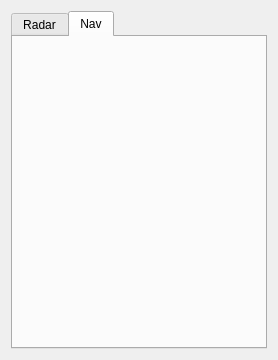
The window that RadarCoastal/dialogconnections.ui (MiftahSalam/RadarCoastal) describes before a commit, drawn with Qt 5.
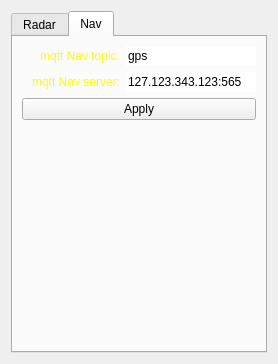
The same window after the commit. The open tabs and pages were chosen to show the change.

The edit to the form file:
```diff
--- a/RadarCoastal/dialogconnections.ui
+++ b/RadarCoastal/dialogconnections.ui
@@ -7,7 +7,7 @@
     <x>0</x>
     <y>0</y>
     <width>278</width>
-    <height>360</height>
+    <height>364</height>
    </rect>
   </property>
   <property name="sizePolicy">
@@ -367,6 +367,109 @@
       <attribute name="title">
        <string>Nav</string>
       </attribute>
+      <layout class="QVBoxLayout" name="verticalLayout_2">
+       <item>
+        <layout class="QHBoxLayout" name="horizontalLayout_9">
+         <item>
+          <widget class="QLabel" name="label_15">
+           <property name="styleSheet">
+            <string notr="true">color: rgb(255, 255, 0);</string>
+           </property>
+           <property name="text">
+            <string>mqtt Nav topic:</string>
+           </property>
+           <property name="alignment">
+            <set>Qt::AlignRight|Qt::AlignTrailing|Qt::AlignVCenter</set>
+           </property>
+          </widget>
+         </item>
+         <item>
+          <widget class="QLineEdit" name="lineEditNavMqttTopic">
+           <property name="maximumSize">
+            <size>
+             <width>130</width>
+             <height>16777215</height>
+            </size>
+           </property>
+           <property name="text">
+            <string>gps</string>
+           </property>
+           <property name="maxLength">
+            <number>100</number>
+           </property>
+           <property name="frame">
+            <bool>false</bool>
+           </property>
+          </widget>
+         </item>
+        </layout>
+       </item>
+       <item>
+        <layout class="QHBoxLayout" name="horizontalLayout_10">
+         <item>
+          <widget class="QLabel" name="label_14">
+           <property name="styleSheet">
+            <string notr="true">color: rgb(255, 255, 0);</string>
+           </property>
+           <property name="text">
+            <string>mqtt Nav server:</string>
+           </property>
+           <property name="alignment">
+            <set>Qt::AlignRight|Qt::AlignTrailing|Qt::AlignVCenter</set>
+           </property>
+          </widget>
+         </item>
+         <item>
+          <widget class="QLineEdit" name="lineEditNavMqttServer">
+           <property name="maximumSize">
+            <size>
+             <width>130</width>
+             <height>16777215</height>
+            </size>
+           </property>
+           <property name="inputMask">
+            <string>000.000.000.000:00000</string>
+           </property>
+           <property name="text">
+            <string>127.123.343.123:565</string>
+           </property>
+           <property name="maxLength">
+            <number>21</number>
+           </property>
+           <property name="frame">
+            <bool>false</bool>
+           </property>
+          </widget>
+         </item>
+        </layout>
+       </item>
+       <item>
+        <widget class="QPushButton" name="pushButtonApplyNav">
+         <property name="enabled">
+          <bool>true</bool>
+         </property>
+         <property name="styleSheet">
+          <string notr="true"/>
+         </property>
+         <property name="text">
+          <string>Apply</string>
+         </property>
+        </widget>
+       </item>
+       <item>
+        <spacer name="verticalSpacer">
+         <property name="orientation">
+          <enum>Qt::Vertical</enum>
+         </property>
+         <property name="sizeHint" stdset="0">
+          <size>
+           <width>20</width>
+           <height>205</height>
+          </size>
+         </property>
+        </spacer>
+       </item>
+      </layout>
      </widget>
     </widget>
    </item>
```
Left out of the diff: 2 changed lines with no effect on the pictures.
